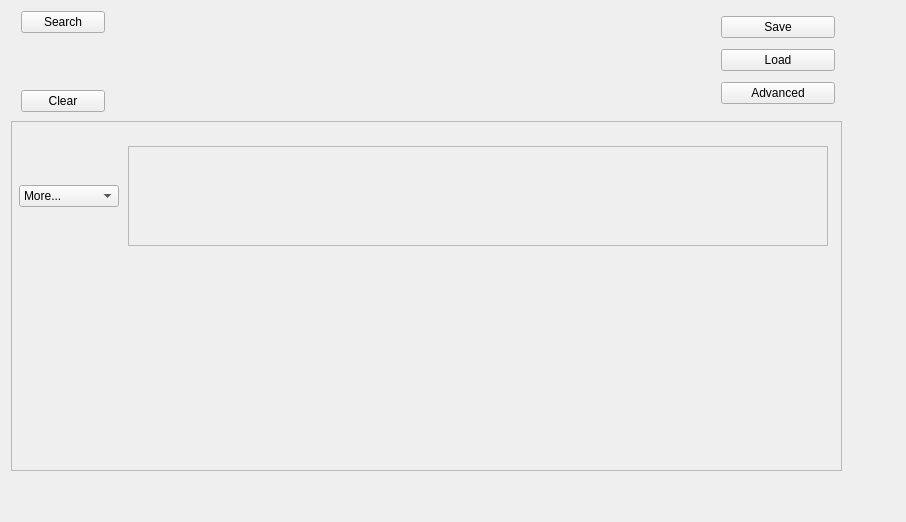
Qt form query/scroll.ui (BioSignalML/biosignalml-browser) before a commit.
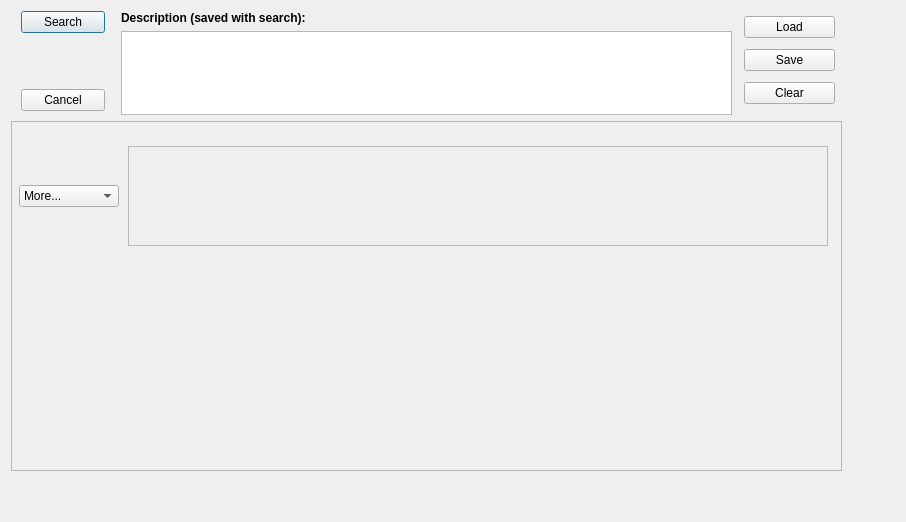
The same form after that commit. Custom widgets are drawn as their Qt base class.

Commit message: Add a 'description' field; give meaningful names to buttons tweak layout.

Patch:
```diff
--- a/query/scroll.ui
+++ b/query/scroll.ui
@@ -257,22 +257,15 @@
       <widget class="QWidget" name="layoutWidget">
        <property name="geometry">
         <rect>
-         <x>710</x>
+         <x>733</x>
          <y>0</y>
-         <width>114</width>
+         <width>91</width>
          <height>100</height>
         </rect>
        </property>
        <layout class="QVBoxLayout" name="verticalLayout">
         <item>
-         <widget class="QPushButton" name="pushButton">
-          <property name="text">
-           <string>Save</string>
-          </property>
-         </widget>
-        </item>
-        <item>
-         <widget class="QPushButton" name="pushButton_2">
+         <widget class="QPushButton" name="load">
           <property name="text">
            <string>Load</string>
           </property>
@@ -281,19 +274,26 @@
         <item>
          <widget class="QPushButton" name="pushButton_4">
           <property name="text">
-           <string>Advanced</string>
+           <string>Save</string>
+          </property>
+         </widget>
+        </item>
+        <item>
+         <widget class="QPushButton" name="clear">
+          <property name="text">
+           <string>Clear</string>
           </property>
          </widget>
         </item>
        </layout>
       </widget>
-      <widget class="QWidget" name="">
+      <widget class="QWidget" name="layoutWidget">
        <property name="geometry">
         <rect>
          <x>10</x>
          <y>0</y>
          <width>84</width>
-         <height>101</height>
+         <height>100</height>
         </rect>
        </property>
        <layout class="QVBoxLayout" name="verticalLayout_2">
@@ -302,6 +302,9 @@
           <property name="text">
            <string>Search</string>
           </property>
+          <property name="default">
+           <bool>true</bool>
+          </property>
          </widget>
         </item>
         <item>
@@ -320,12 +323,40 @@
         <item>
          <widget class="QPushButton" name="pushButton_5">
           <property name="text">
-           <string>Clear</string>
+           <string>Cancel</string>
           </property>
          </widget>
         </item>
        </layout>
       </widget>
+      <widget class="QWidget" name="">
+       <property name="geometry">
+        <rect>
+         <x>110</x>
+         <y>0</y>
+         <width>611</width>
+         <height>104</height>
+        </rect>
+       </property>
+       <layout class="QVBoxLayout" name="verticalLayout_3">
+        <item>
+         <widget class="QLabel" name="label">
+          <property name="font">
+           <font>
+            <weight>75</weight>
+            <bold>true</bold>
+           </font>
+          </property>
+          <property name="text">
+           <string>Description (saved with search):</string>
+          </property>
+         </widget>
+        </item>
+        <item>
+         <widget class="QPlainTextEdit" name="description"/>
+        </item>
+       </layout>
+      </widget>
      </widget>
     </widget>
    </item>
```
Left out of the diff: 8 changed lines with no effect on the pictures.
